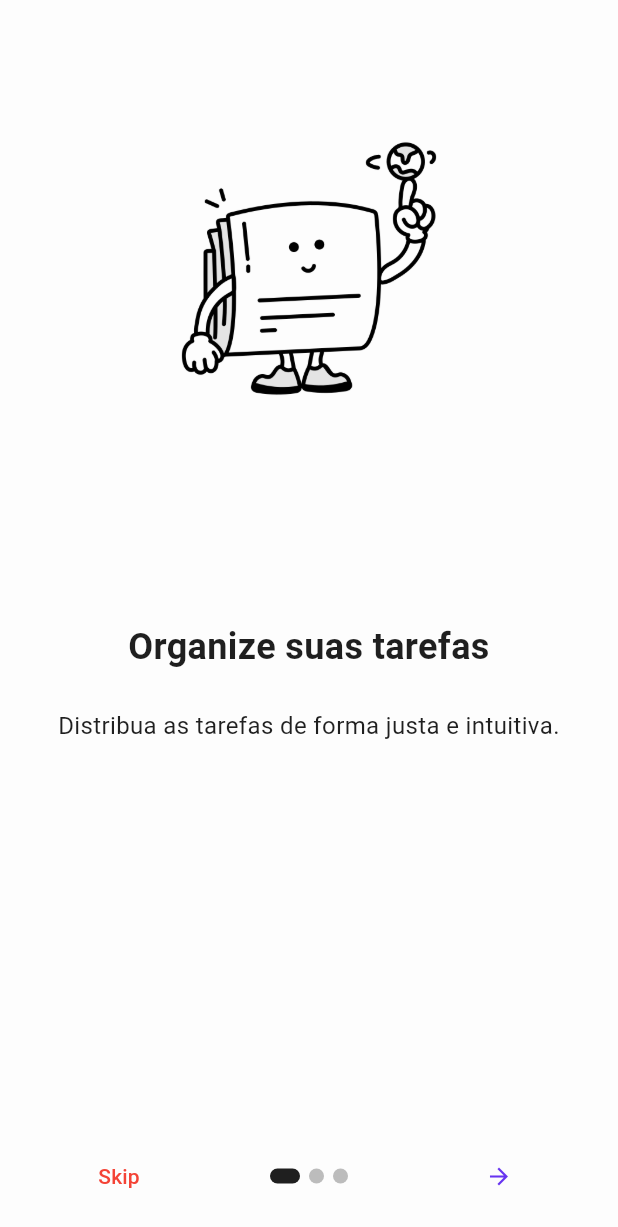
After one commit to ViniPortoDev/clean_nest, a Flutter app: the OnboardingPage screen opened by its route, on a phone screen of 412 x 824 dp. The commit adds this screen. Shown: the top 1227 px of the screen. Run offline on Flutter 3.47's test engine with Material 3 defaults, Android fonts, the phone set to English and light mode, and no system bars; drawn by our look-alikes of introduction_screen; our stand-ins replace animated_bottom_navigation_bar, flutter_modular, shared_preferences; accounts and stored records are empty.

Commit message:
module created and created the entire structure of the app presentation page for the user

```diff
--- a/lib/app_module.dart
+++ b/lib/app_module.dart
@@ -1,15 +1,21 @@
+import 'package:clean_nest/core/core_module.dart';
+import 'package:clean_nest/core/data/repositories/shared_preferences_repository.dart';
 import 'package:clean_nest/modules/auth/src/auth_module.dart';
 import 'package:clean_nest/modules/home/home_module.dart';
+import 'package:clean_nest/modules/onboarding/onboarding_module.dart';
 import 'package:clean_nest/modules/splash/src/splash_module.dart';
 import 'package:flutter_modular/flutter_modular.dart';
+import 'package:shared_preferences/shared_preferences.dart';
 
 class AppModule extends Module {
+
   @override
   void binds(i) {}
 
   @override
   void routes(r) {
     r.module('/splash', module: SplashModule());
+    r.module('/onboarding', module: OnboardingModule());
     r.module('/auth', module: AuthModule());
     r.module('/home', module: HomeModule());
   }
--- /dev/null
+++ b/lib/modules/onboarding/onboarding_module.dart
@@ -0,0 +1,23 @@
+import 'package:clean_nest/core/core_module.dart';
+import 'package:clean_nest/modules/onboarding/ui/pages/onboarding_page.dart';
+import 'package:clean_nest/modules/onboarding/ui/viewmodels/onboarding_viewmodel.dart';
+import 'package:flutter_modular/flutter_modular.dart';
+
+class OnboardingModule extends Module {
+  @override
+  List<Module> get imports => [CoreModule()];
+  @override
+  void binds(i) {
+    i.addSingleton(OnboardingViewModel.new);
+  }
+
+  @override
+  void routes(r) {
+    r.child(
+      '/',
+      child: (context) => OnboardingPage(
+        onboardingViewModel: context.read(),
+      ),
+    );
+  }
+}
--- /dev/null
+++ b/lib/modules/onboarding/ui/pages/onboarding_page.dart
@@ -0,0 +1,67 @@
+import 'package:clean_nest/modules/onboarding/ui/viewmodels/onboarding_viewmodel.dart';
+import 'package:flutter/material.dart';
+import 'package:introduction_screen/introduction_screen.dart';
+import 'package:flutter_modular/flutter_modular.dart';
+
+class OnboardingPage extends StatelessWidget {
+  final OnboardingViewModel onboardingViewModel;
+  const OnboardingPage({super.key, required this.onboardingViewModel});
+
+  @override
+  Widget build(BuildContext context) {
+    return IntroductionScreen(
+      pages: [
+        _buildPageModel(
+          title: 'Organize suas tarefas',
+          body: 'Distribua as tarefas de forma justa e intuitiva.',
+          imagePath: 'assets/images/news.png',
+        ),
+        _buildPageModel(
+          title: 'Crie grupos facilmente',
+          body: 'Gerencie as tarefas de um grupo com praticidade.',
+          imagePath: 'assets/images/daily-tasks.png',
+        ),
+        _buildPageModel(
+          title: 'Evite conflitos',
+          body: 'Deixe o app dividir as tarefas de forma divertida.',
+          imagePath: 'assets/images/repeat.png',
+        ),
+      ],
+      onDone: () async => await onboardingViewModel.completeOnboarding(),
+      onSkip: () async => await onboardingViewModel.completeOnboarding(),
+      showSkipButton: true,
+      skip: const Text('Skip', style: TextStyle(color: Colors.red)),
+      next: const Icon(Icons.arrow_forward),
+      done: const Text(
+        'Finalizar',
+        style: TextStyle(fontWeight: FontWeight.bold),
+      ),
+      dotsDecorator: DotsDecorator(
+        size: const Size.square(10.0),
+        activeSize: const Size(20.0, 10.0),
+        activeColor: Theme.of(context).colorScheme.secondary,
+        color: Colors.black26,
+        spacing: const EdgeInsets.symmetric(horizontal: 3.0),
+        activeShape:
+            RoundedRectangleBorder(borderRadius: BorderRadius.circular(25.0)),
+      ),
+    );
+  }
+
+  PageViewModel _buildPageModel({
+    required String title,
+    required String body,
+    required String imagePath,
+  }) {
+    return PageViewModel(
+      title: title,
+      body: body,
+      image: Center(child: Image.asset(imagePath, height: 200)),
+      decoration: const PageDecoration(
+        titleTextStyle: TextStyle(fontSize: 24, fontWeight: FontWeight.bold),
+        bodyTextStyle: TextStyle(fontSize: 16),
+        contentMargin: EdgeInsets.all(16),
+      ),
+    );
+  }
+}
--- /dev/null
+++ b/lib/modules/onboarding/ui/viewmodels/onboarding_viewmodel.dart
@@ -0,0 +1,13 @@
+import 'package:clean_nest/core/data/repositories/shared_preferences_repository.dart';
+import 'package:flutter/foundation.dart';
+import 'package:flutter_modular/flutter_modular.dart';
+
+class OnboardingViewModel extends ChangeNotifier {
+  final SharedPreferencesRepository sharedPreferencesRepository;
+
+  OnboardingViewModel({required this.sharedPreferencesRepository});
+  Future<void> completeOnboarding() async {
+    await sharedPreferencesRepository.saveBool('isFirstLaunch', false);
+    Modular.to.navigate('/home');
+  }
+}
--- a/lib/modules/splash/src/splash_module.dart
+++ b/lib/modules/splash/src/splash_module.dart
@@ -1,9 +1,12 @@
+import 'package:clean_nest/core/core_module.dart';
 import 'package:clean_nest/modules/splash/src/ui/page/splash_page.dart';
 import 'package:clean_nest/modules/splash/src/ui/viewmodel/splash_view_model.dart';
 import 'package:clean_nest/modules/splash/src/usecases/delay_splash_use_case.dart';
 import 'package:flutter_modular/flutter_modular.dart';
 
 class SplashModule extends Module {
+  @override
+  List<Module> get imports => [CoreModule()];
   @override
   void binds(i) {
     i.add(DelaySplashUseCase.new);
```
Also changed, not shown: lib/modules/onboarding/ui/widgets/onboarding_carousel_widget.dart (added, +53 -0 lines), lib/modules/onboarding/ui/widgets/skip_button_widget.dart (added, +15 -0 lines).
